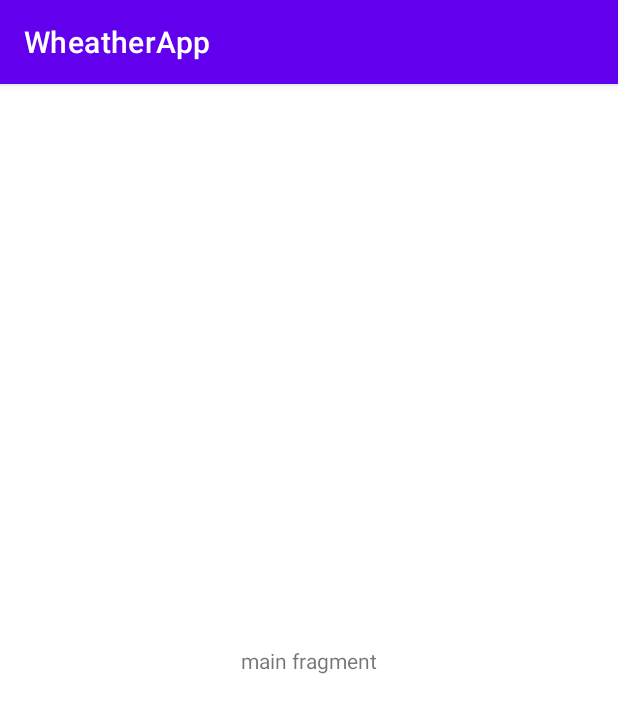
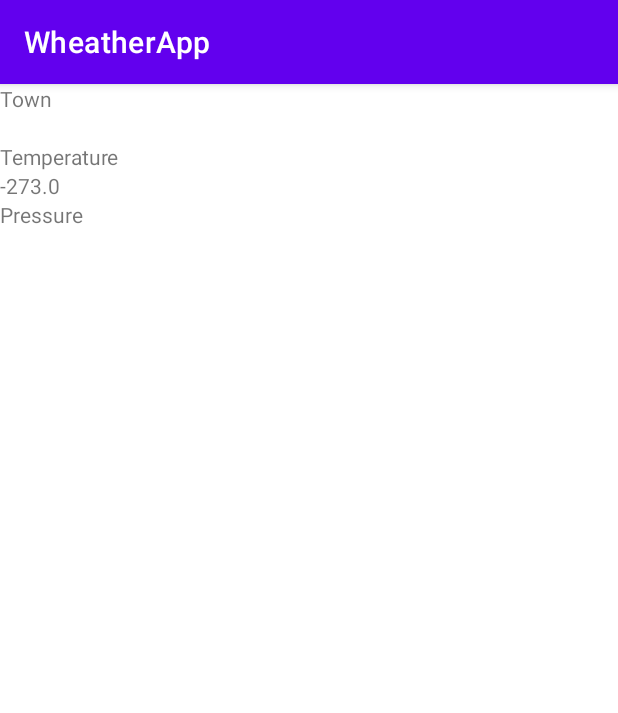
Before and after one commit to graphorismo/WheatherApp, an Android app: the screen it shows after launch (MainActivity), on a phone screen of 412 x 824 dp. Shown: the top 713 px of the screen. Run offline under Robolectric (Android 15) with nearby library versions, the phone set to English and light mode, and no system bars; 1 statement that could not run was skipped.

```diff
--- a/app/src/main/java/ru/graphorismo/wheatherapp/data/api/request/town/Clouds.kt
+++ b/app/src/main/java/ru/graphorismo/wheatherapp/data/api/request/town/Clouds.kt
@@ -4,5 +4,5 @@ import com.squareup.moshi.JsonClass
 
 @JsonClass(generateAdapter = true)
 data class Clouds(
-    val all: Int
+    val all: Int = 0
 )
--- a/app/src/main/java/ru/graphorismo/wheatherapp/data/api/request/town/Coord.kt
+++ b/app/src/main/java/ru/graphorismo/wheatherapp/data/api/request/town/Coord.kt
@@ -4,6 +4,6 @@ import com.squareup.moshi.JsonClass
 
 @JsonClass(generateAdapter = true)
 data class Coord(
-    val lat: Double,
-    val lon: Double
+    val lat: Double = 0.0,
+    val lon: Double = 0.0
 )
--- a/app/src/main/java/ru/graphorismo/wheatherapp/data/api/request/town/Main.kt
+++ b/app/src/main/java/ru/graphorismo/wheatherapp/data/api/request/town/Main.kt
@@ -4,12 +4,12 @@ import com.squareup.moshi.JsonClass
 
 @JsonClass(generateAdapter = true)
 data class Main(
-    val feels_like: Double,
-    val grnd_level: Int,
-    val humidity: Int,
-    val pressure: Int,
-    val sea_level: Int,
-    val temp: Double,
-    val temp_max: Double,
-    val temp_min: Double
+    val feels_like: Double = 0.0,
+    val grnd_level: Int = 0,
+    val humidity: Int = 0,
+    val pressure: Int = 0,
+    val sea_level: Int = 0,
+    val temp: Double = 0.0,
+    val temp_max: Double = 0.0,
+    val temp_min: Double = 0.0
 )
--- a/app/src/main/java/ru/graphorismo/wheatherapp/data/api/request/town/OpenWeatherMapTownResponse.kt
+++ b/app/src/main/java/ru/graphorismo/wheatherapp/data/api/request/town/OpenWeatherMapTownResponse.kt
@@ -4,17 +4,17 @@ import com.squareup.moshi.JsonClass
 
 @JsonClass(generateAdapter = true)
 data class OpenWeatherMapTownResponse(
-    val base: String,
-    val clouds: Clouds,
-    val cod: Int,
-    val coord: Coord,
-    val dt: Int,
-    val id: Int,
-    val main: Main,
-    val name: String,
-    val sys: Sys,
-    val timezone: Int,
-    val visibility: Int,
-    val weather: List<Weather>,
-    val wind: Wind
+    val base: String = "",
+    val clouds: Clouds = Clouds(),
+    val cod: Int = 0,
+    val coord: Coord = Coord(),
+    val dt: Int = 0,
+    val id: Int = 0,
+    val main: Main = Main(),
+    val name: String = "",
+    val sys: Sys = Sys(),
+    val timezone: Int = 0,
+    val visibility: Int = 0,
+    val weather: List<Weather> = emptyList(),
+    val wind: Wind = Wind()
 )
--- a/app/src/main/java/ru/graphorismo/wheatherapp/data/api/request/town/Sys.kt
+++ b/app/src/main/java/ru/graphorismo/wheatherapp/data/api/request/town/Sys.kt
@@ -4,9 +4,9 @@ import com.squareup.moshi.JsonClass
 
 @JsonClass(generateAdapter = true)
 data class Sys(
-    val country: String,
-    val id: Int,
-    val sunrise: Int,
-    val sunset: Int,
-    val type: Int
+    val country: String = "",
+    val id: Int = 0,
+    val sunrise: Int = 0,
+    val sunset: Int = 0,
+    val type: Int = 0
 )
--- a/app/src/main/java/ru/graphorismo/wheatherapp/data/api/request/town/Wind.kt
+++ b/app/src/main/java/ru/graphorismo/wheatherapp/data/api/request/town/Wind.kt
@@ -4,7 +4,7 @@ import com.squareup.moshi.JsonClass
 
 @JsonClass(generateAdapter = true)
 data class Wind(
-    val deg: Int,
-    val gust: Double,
-    val speed: Double
+    val deg: Int = 0,
+    val gust: Double = 0.0,
+    val speed: Double = 0.0
 )
--- a/app/src/main/java/ru/graphorismo/wheatherapp/ui/activity/MainViewModel.kt
+++ b/app/src/main/java/ru/graphorismo/wheatherapp/ui/activity/MainViewModel.kt
@@ -1,10 +1,21 @@
 package ru.graphorismo.wheatherapp.ui.activity
 
 import androidx.lifecycle.ViewModel
+import androidx.lifecycle.viewModelScope
 import kotlinx.coroutines.flow.MutableStateFlow
 import kotlinx.coroutines.flow.StateFlow
+import kotlinx.coroutines.launch
+import ru.graphorismo.wheatherapp.data.WeatherRepository
+import ru.graphorismo.wheatherapp.data.api.request.town.OpenWeatherMapTownResponse
 
 class MainViewModel: ViewModel() {
 
     val uiState = MutableStateFlow<UIState>(UIState.SPLASH)
+    val weatherState = MutableStateFlow<OpenWeatherMapTownResponse>(OpenWeatherMapTownResponse())
+
+    init {
+        viewModelScope.launch {
+            weatherState.value = WeatherRepository().getWeatherForMoscow()
+        }
+    }
 }
--- a/app/src/main/java/ru/graphorismo/wheatherapp/ui/main/MainFragment.kt
+++ b/app/src/main/java/ru/graphorismo/wheatherapp/ui/main/MainFragment.kt
@@ -6,29 +6,52 @@ import androidx.fragment.app.Fragment
 import android.view.LayoutInflater
 import android.view.View
 import android.view.ViewGroup
+import android.widget.TextView
+import androidx.fragment.app.activityViewModels
+import androidx.lifecycle.Lifecycle
 import androidx.lifecycle.lifecycleScope
+import androidx.lifecycle.repeatOnLifecycle
 import kotlinx.coroutines.launch
 import ru.graphorismo.wheatherapp.R
 import ru.graphorismo.wheatherapp.data.WeatherRepository
+import ru.graphorismo.wheatherapp.ui.activity.MainViewModel
 
 
 class MainFragment : Fragment() {
+
+    val activityViewModel: MainViewModel by activityViewModels()
+
+    lateinit var textView_field_town: TextView
+    lateinit var textView_field_temperature: TextView
 
     override fun onCreateView(
         inflater: LayoutInflater, container: ViewGroup?,
         savedInstanceState: Bundle?
     ): View? {
-        // Inflate the layout for this fragment
-        return inflater.inflate(R.layout.fragment_main, container, false)
+        var view = inflater.inflate(R.layout.fragment_main, container, false)
+        textView_field_town =
+            view.findViewById<TextView>(R.id.mainFragment_textView_field_town)
+        textView_field_temperature =
+            view.findViewById<TextView>(R.id.mainFragment_textView_field_temperature)
+        return view
     }
 
     override fun onViewCreated(view: View, savedInstanceState: Bundle?) {
         super.onViewCreated(view, savedInstanceState)
+        viewLifecycleOwner.lifecycleScope.launch {
+            // repeatOnLifecycle launches the block in a new coroutine every time the
+            // lifecycle is in the STARTED state (or above) and cancels it when it's STOPPED.
+            repeatOnLifecycle(Lifecycle.State.STARTED) {
+                // Trigger the flow and start listening for values.
+                // Note that this happens when lifecycle is STARTED and stops
+                // collecting when the lifecycle is STOPPED
+                activityViewModel.weatherState.collect { weatherState ->
+                    textView_field_town.text = weatherState.name
+                    textView_field_temperature.text = (weatherState.main.temp-273).toString()
+                }
+            }
+        }
 
-
-        viewLifecycleOwner.lifecycleScope.launch {
-            val response = WeatherRepository().getWeatherForMoscow()
-        }
     }
 
 }
--- a/app/src/main/res/layout/fragment_main.xml
+++ b/app/src/main/res/layout/fragment_main.xml
@@ -1,21 +1,47 @@
 <?xml version="1.0" encoding="utf-8"?>
-<androidx.constraintlayout.widget.ConstraintLayout xmlns:android="http://schemas.android.com/apk/res/android"
+<ScrollView xmlns:android="http://schemas.android.com/apk/res/android"
     xmlns:app="http://schemas.android.com/apk/res-auto"
     xmlns:tools="http://schemas.android.com/tools"
     android:id="@+id/linearLayout2"
     android:layout_width="match_parent"
     android:layout_height="match_parent"
-    tools:context=".ui.main.MainFragment">
+    tools:context=".ui.main.MainFragment"
+    tools:ignore="SpeakableTextPresentCheck">
 
-    <!-- TODO: Update blank fragment layout -->
-    <TextView
-        android:id="@+id/textView"
+    <LinearLayout
         android:layout_width="wrap_content"
         android:layout_height="wrap_content"
-        android:text="main fragment"
-        app:layout_constraintBottom_toBottomOf="parent"
-        app:layout_constraintEnd_toEndOf="parent"
-        app:layout_constraintStart_toStartOf="parent"
-        app:layout_constraintTop_toTopOf="parent" />
+        android:orientation="vertical">
 
-</androidx.constraintlayout.widget.ConstraintLayout>
+        <TextView
+            android:id="@+id/mainFragment_textView_header_town"
+            android:layout_width="match_parent"
+            android:layout_height="wrap_content"
+            android:text="Town" />
+
+        <TextView
+            android:id="@+id/mainFragment_textView_field_town"
+            android:layout_width="match_parent"
+            android:layout_height="wrap_content"
+            android:text="TextView" />
+
+        <TextView
+            android:id="@+id/mainFragment_textView_header_temperature"
+            android:layout_width="match_parent"
+            android:layout_height="wrap_content"
+            android:text="Temperature" />
+
+        <TextView
+            android:id="@+id/mainFragment_textView_field_temperature"
+            android:layout_width="match_parent"
+            android:layout_height="wrap_content"
+            android:text="TextView" />
+
+        <TextView
+            android:id="@+id/mainFragment_textView_header_pressure"
+            android:layout_width="match_parent"
+            android:layout_height="wrap_content"
+            android:text="Pressure" />
+    </LinearLayout>
+
+</ScrollView>
```
Also changed, not shown: app/src/main/java/ru/graphorismo/wheatherapp/data/api/request/town/Weather.kt (+4 -4 lines).
